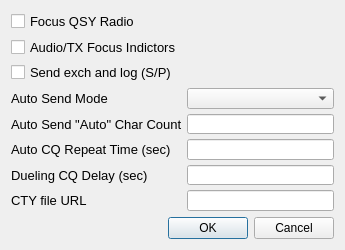
Old version of the form so2sdr/settingsdialog.ui in the repository n4ogw/so2sdr.
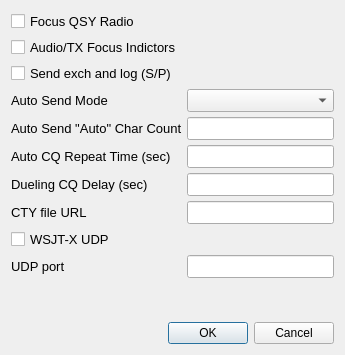
New version of the form.

Diff of the .ui file:
```diff
--- a/so2sdr/settingsdialog.ui
+++ b/so2sdr/settingsdialog.ui
@@ -7,7 +7,7 @@
     <x>0</x>
     <y>0</y>
     <width>345</width>
-    <height>250</height>
+    <height>355</height>
    </rect>
   </property>
   <property name="sizePolicy">
@@ -19,13 +19,13 @@
   <property name="minimumSize">
    <size>
     <width>345</width>
-    <height>250</height>
+    <height>355</height>
    </size>
   </property>
   <property name="maximumSize">
    <size>
     <width>345</width>
-    <height>250</height>
+    <height>355</height>
    </size>
   </property>
   <property name="windowTitle">
@@ -107,7 +107,13 @@
       </widget>
      </item>
      <item row="4" column="1">
-      <widget class="QLineEdit" name="AutoSendLineEdit"/>
+      <widget class="QLineEdit" name="AutoSendLineEdit">
+       <property name="font">
+        <font>
+         <pointsize>10</pointsize>
+        </font>
+       </property>
+      </widget>
      </item>
      <item row="5" column="0">
       <widget class="QLabel" name="label">
@@ -122,7 +128,13 @@
       </widget>
      </item>
      <item row="5" column="1">
-      <widget class="QLineEdit" name="CQRepeatLineEdit"/>
+      <widget class="QLineEdit" name="CQRepeatLineEdit">
+       <property name="font">
+        <font>
+         <pointsize>10</pointsize>
+        </font>
+       </property>
+      </widget>
      </item>
      <item row="6" column="0">
       <widget class="QLabel" name="label_2">
@@ -137,7 +149,13 @@
       </widget>
      </item>
      <item row="6" column="1">
-      <widget class="QLineEdit" name="DuelingCQLineEdit"/>
+      <widget class="QLineEdit" name="DuelingCQLineEdit">
+       <property name="font">
+        <font>
+         <pointsize>10</pointsize>
+        </font>
+       </property>
+      </widget>
      </item>
      <item row="3" column="0">
       <widget class="QLabel" name="label_4">
@@ -152,7 +170,13 @@
       </widget>
      </item>
      <item row="3" column="1">
-      <widget class="QComboBox" name="AutoSendComboBox"/>
+      <widget class="QComboBox" name="AutoSendComboBox">
+       <property name="font">
+        <font>
+         <pointsize>10</pointsize>
+        </font>
+       </property>
+      </widget>
      </item>
      <item row="7" column="0">
       <widget class="QLabel" name="label_5">
@@ -169,11 +193,55 @@
      </item>
      <item row="7" column="1">
       <widget class="QLineEdit" name="ctyLineEdit">
+       <property name="font">
+        <font>
+         <pointsize>10</pointsize>
+        </font>
+       </property>
        <property name="toolTip">
         <string>URL for CTY file. Leave blank to disable CTY file download.</string>
        </property>
       </widget>
      </item>
+     <item row="8" column="0">
+      <widget class="QCheckBox" name="UDPCheckBox">
+       <property name="font">
+        <font>
+         <pointsize>10</pointsize>
+        </font>
+       </property>
+       <property name="toolTip">
+        <string>Receive UDP packets from WSJT-X</string>
+       </property>
+       <property name="text">
+        <string>WSJT-X UDP</string>
+       </property>
+      </widget>
+     </item>
+     <item row="9" column="0">
+      <widget class="QLabel" name="label_6">
+       <property name="font">
+        <font>
+         <pointsize>10</pointsize>
+        </font>
+       </property>
+       <property name="text">
+        <string>UDP port</string>
+       </property>
+      </widget>
+     </item>
+     <item row="9" column="1">
+      <widget class="QLineEdit" name="UDPPortLineEdit">
+       <property name="font">
+        <font>
+         <pointsize>10</pointsize>
+        </font>
+       </property>
+       <property name="toolTip">
+        <string>Default port number 2333</string>
+       </property>
+      </widget>
+     </item>
     </layout>
    </item>
    <item>
```
